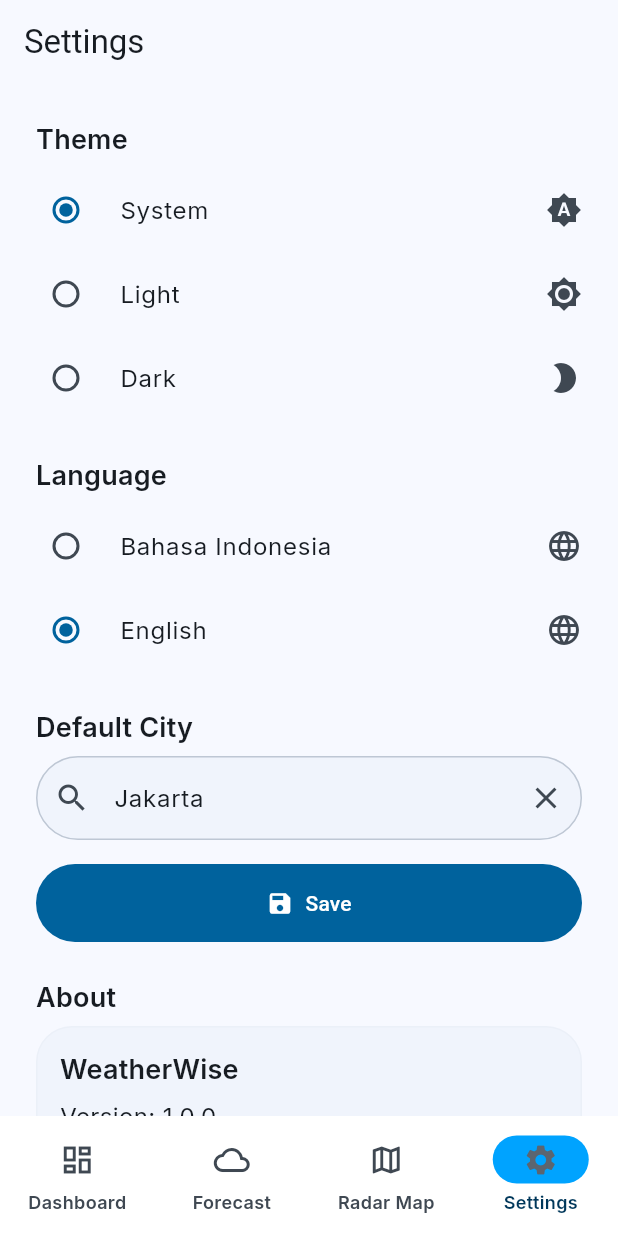
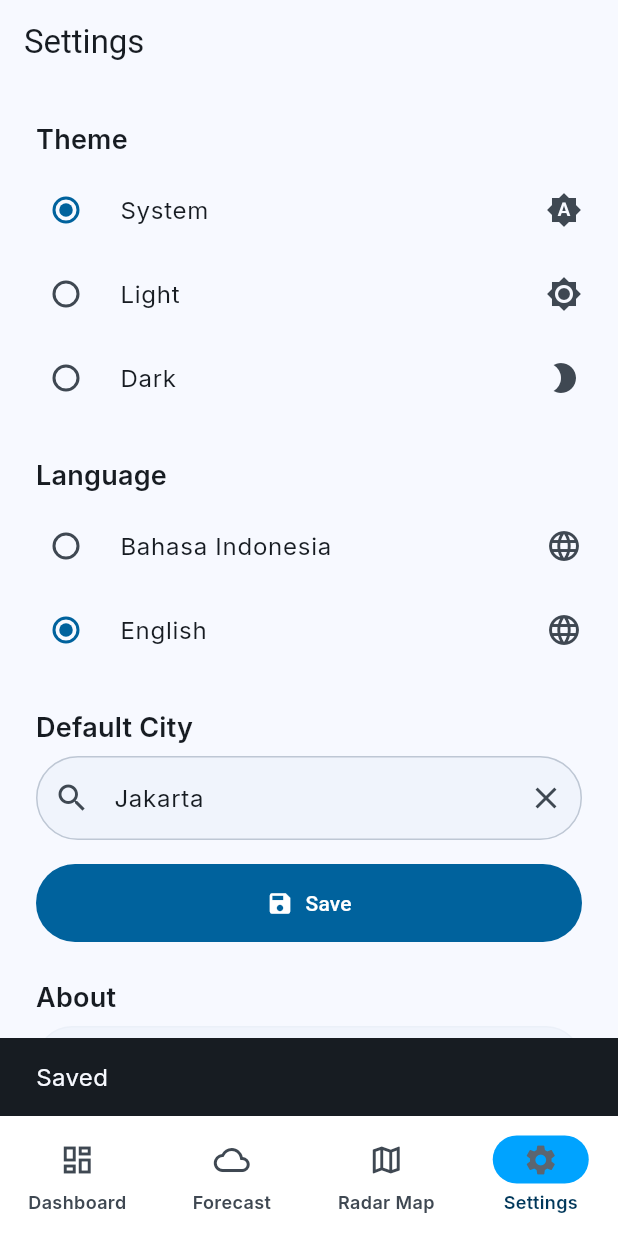
Before and after one commit to nicholasnugraha/WeatherWise, a Flutter app: the SettingsScreen screen opened by its route, after a tap on "English", after a tap on "Save", on a phone screen of 412 x 824 dp. Run offline on Flutter 3.47's test engine with Material 3 defaults, Android fonts, the phone set to English and light mode, and no system bars; our stand-ins replace dio, flutter_dotenv, flutter_map, flutter_riverpod, freezed_annotation, geolocator and 4 more; accounts and stored records are empty; generated files the repository leaves out were written again; network calls fail.

Commit message:
fix(settings): add validation and snackbar feedback for default city save
The save button was calling updateDefaultCity without validation or
user feedback. Added _saveCity() method that:
- Validates city is not empty (shows 'Kota tidak boleh kosong' snackbar)
- Saves to Hive via ViewModel
- Shows 'Tersimpan' snackbar on success

Also cleaned up corrupted localization map with duplicate keys and
added settingsSaved/settingsSaveError/settingsCityEmpty strings.

```diff
--- a/lib/core/localization/app_localizations.dart
+++ b/lib/core/localization/app_localizations.dart
@@ -42,6 +42,9 @@ class AppLocalizations {
     'settingsDefaultCity': 'Kota Default',
     'settingsDefaultCityHint': 'Contoh: Jakarta',
     'settingsSave': 'Simpan',
+    'settingsSaved': 'Tersimpan',
+    'settingsSaveError': 'Gagal menyimpan',
+    'settingsCityEmpty': 'Kota tidak boleh kosong',
     'settingsAbout': 'Tentang',
     'settingsVersion': 'Versi',
     'settingsAttribution': 'Data cuaca oleh Open-Meteo dan OpenWeatherMap',
@@ -80,6 +83,9 @@ class AppLocalizations {
   String get settingsDefaultCityHint =>
       _get('settingsDefaultCityHint', 'e.g. Jakarta');
   String get settingsSave => _get('settingsSave', 'Save');
+  String get settingsSaved => _get('settingsSaved', 'Saved');
+  String get settingsSaveError => _get('settingsSaveError', 'Failed to save');
+  String get settingsCityEmpty => _get('settingsCityEmpty', 'City cannot be empty');
   String get settingsAbout => _get('settingsAbout', 'About');
   String get settingsVersion => _get('settingsVersion', 'Version');
   String get settingsAttribution =>
--- a/lib/features/settings/presentation/screens/settings_screen.dart
+++ b/lib/features/settings/presentation/screens/settings_screen.dart
@@ -27,6 +27,26 @@ class _SettingsScreenState extends ConsumerState<SettingsScreen> {
     // ignore: discarded_futures
     final settings = ref.read(settingsViewModelProvider).settings;
     _pendingCity = settings.defaultCity;
+  }
+
+  /// Saves the default city with validation and user feedback.
+  void _saveCity() {
+    final l10n = AppLocalizations.of(context);
+    final city = _pendingCity.trim();
+
+    if (city.isEmpty) {
+      ScaffoldMessenger.of(context).showSnackBar(
+        SnackBar(content: Text(l10n.settingsCityEmpty)),
+      );
+      return;
+    }
+
+    final viewModel = ref.read(settingsViewModelProvider.notifier);
+    viewModel.updateDefaultCity(city);
+
+    ScaffoldMessenger.of(context).showSnackBar(
+      SnackBar(content: Text(l10n.settingsSaved)),
+    );
   }
 
   @override
@@ -94,12 +114,12 @@ class _SettingsScreenState extends ConsumerState<SettingsScreen> {
             onChanged: (value) => _pendingCity = value,
             onSelected: (value) {
               _pendingCity = value;
-              viewModel.updateDefaultCity(value);
+              _saveCity();
             },
           ),
           const SizedBox(height: AppSpacing.md),
           FilledButton.icon(
-            onPressed: () => viewModel.updateDefaultCity(_pendingCity.trim()),
+            onPressed: _saveCity,
             icon: const Icon(Icons.save),
             label: Text(l10n.settingsSave),
           ),
```
